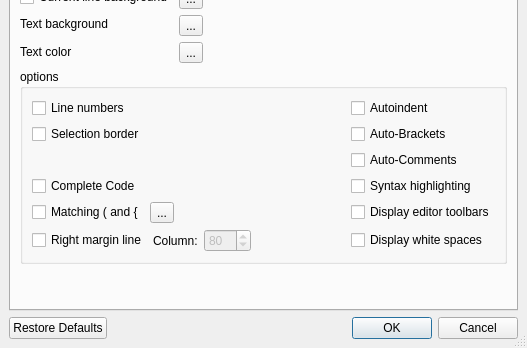
Before: the Qt Designer form ui/options.ui in google-code-export/qdevelop, drawn with Qt 5; both pictures show x 0 to 527 and y 170 to 518 of the 527 by 518 pixel window.
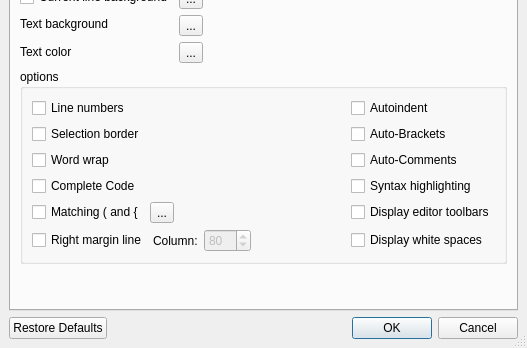
After: the same form once the commit is applied. The open tabs and pages were chosen to show the change. Icons and pictures are not drawn.

Commit message: - Word wrap option (issue 304, disabled by default). Strings updated

```diff
--- a/ui/options.ui
+++ b/ui/options.ui
@@ -455,6 +455,13 @@
             </property>
            </widget>
           </item>
+          <item row="2" column="0" >
+           <widget class="QCheckBox" name="wordwrap" >
+            <property name="text" >
+             <string>Word wrap</string>
+            </property>
+           </widget>
+          </item>
          </layout>
         </widget>
        </item>
```
Left out of the diff: 2 changed lines with no effect on the pictures. The commit also changes 37 other files.
